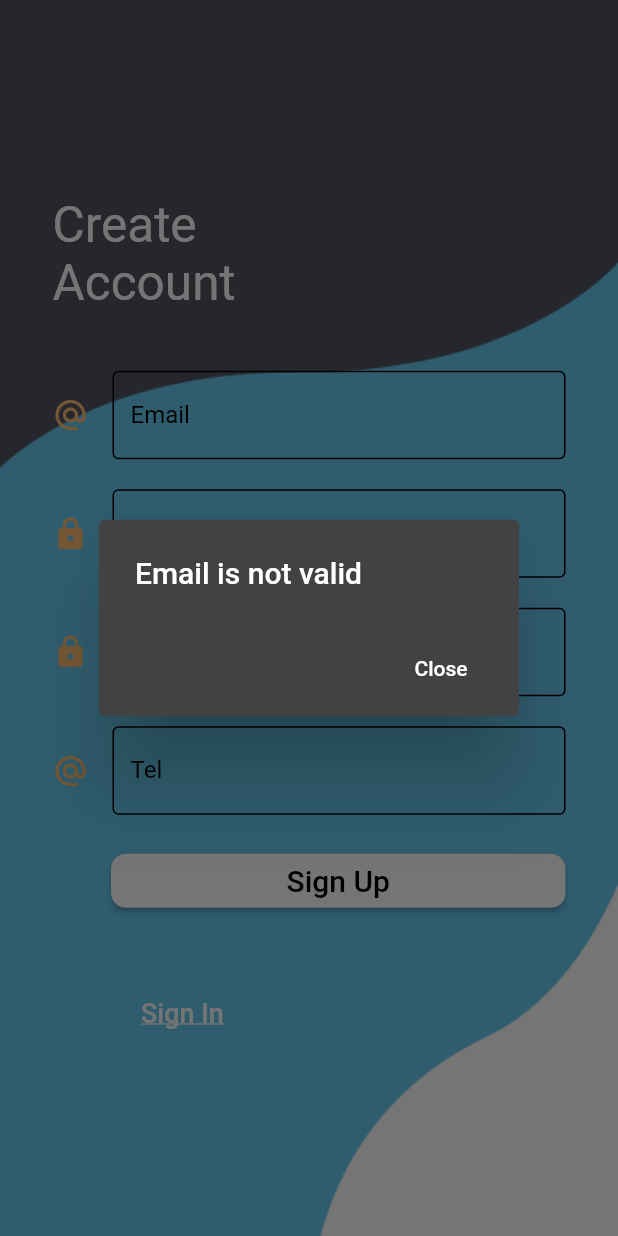
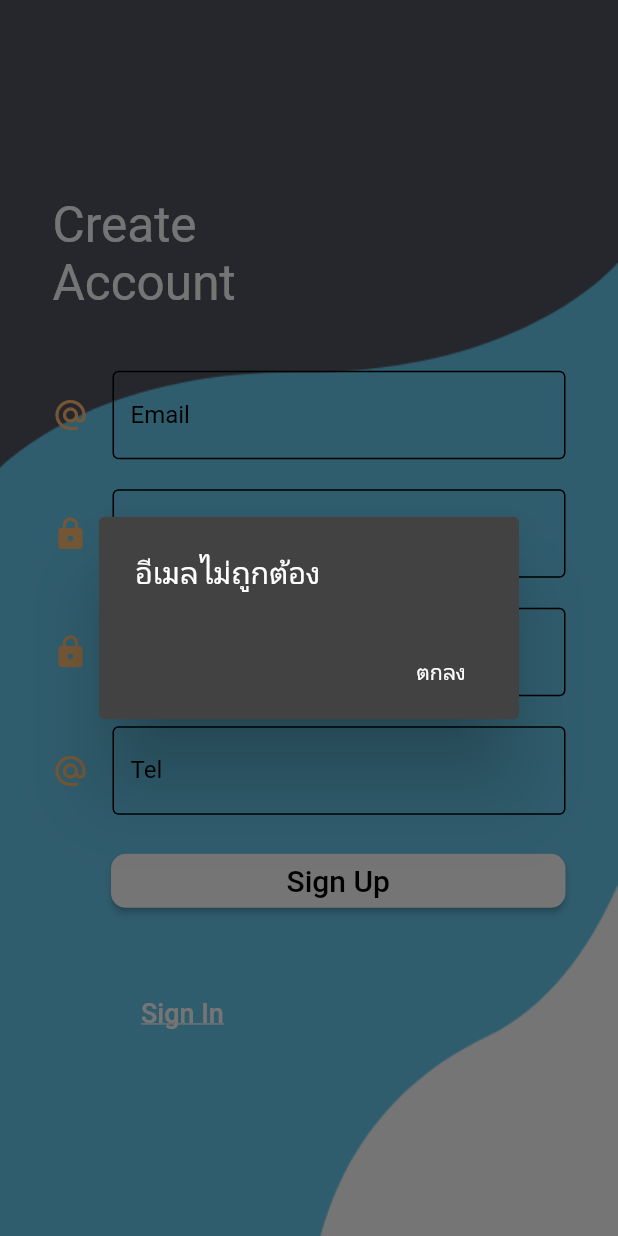
Before and after one commit to tanza4432/ProjectNut, a Flutter app: the SignupScreen screen opened directly, after a tap on "Sign Up", on a phone screen of 412 x 824 dp. Run offline on Flutter 3.47's test engine with Material 2 defaults, Android fonts, the light colour scheme and no system bars; our stand-ins replace carousel_slider, fluttertoast, geolocator, google_maps_flutter, permission_handler.

Commit message:
Update Signup.dart

```diff
--- a/food_ordering_app-main/lib/screens/login/Signup.dart
+++ b/food_ordering_app-main/lib/screens/login/Signup.dart
@@ -81,40 +81,99 @@ class _SignupScreenState extends State<SignupScreen> {
                                         // check if email is valid
                                         if (widget.email.text.contains("@")) {
                                           // check if password is valid
-                                          if (widget.password.text.length > 5) {
+                                          if (widget.password.text.length >= 8) {
                                             // check if password is same
                                             if (widget.password.text ==
                                                 widget.passwordconfirm.text) {
                                               // check if tel is valid
                                               if (widget.tel.text.length == 10) {
-                                                print("Signup Success");
-                                              } else {
-                                                print("Tel is not valid");
-                                              }
-                                            } else {
-                                              print("Password is not same");
-                                            }
-                                          } else {
-                                            print("Password is not valid");
-                                          }
-                                        } else {
-                                          print("Email is not valid");
-                                          // Email is not valid alert message box
-                                          showDialog(
+                                                showDialog(
                                               context: context,
                                               builder: (BuildContext context) {
                                                 return AlertDialog(
-                                                  title: Text("Email is not valid"),
+                                                  title: Text("สมัครสมาชิกเรียบร้อย"),
                                                   actions: [
                                                     FlatButton(
-                                                      child: Text("Close"),
+                                                      child: Text("ตกลง"),
                                                       onPressed: () {
                                                         Navigator.pop(context);
                                                       },
                                                     )
                                                   ],
                                                 );
-                                              },);
+                                              },
+                                              );
+                                              } else {
+                                                showDialog(
+                                              context: context,
+                                              builder: (BuildContext context) {
+                                                return AlertDialog(
+                                                  title: Text("กรุณากรอกเบอร์โทรศัพท์ให้ถูกต้อง"),
+                                                  actions: [
+                                                    FlatButton(
+                                                      child: Text("ตกลง"),
+                                                      onPressed: () {
+                                                        Navigator.pop(context);
+                                                      },
+                                                    )
+                                                  ],
+                                                );
+                                              },
+                                              );
+                                              }
+                                            } else {
+                                              showDialog(
+                                              context: context,
+                                              builder: (BuildContext context) {
+                                                return AlertDialog(
+                                                  title: Text("รหัสผ่านไม่ตรงกัน"),
+                                                  actions: [
+                                                    FlatButton(
+                                                      child: Text("ตกลง"),
+                                                      onPressed: () {
+                                                        Navigator.pop(context);
+                                                      },
+                                                    )
+                                                  ],
+                                                );
+                                              },
+                                              );
+                                            }
+                                          } else {
+                                            showDialog(
+                                              context: context,
+                                              builder: (BuildContext context) {
+                                                return AlertDialog(
+                                                  title: Text("รหัสผ่านต้องมีความยาวอย่างน้อย 8 ตัว"),
+                                                  actions: [
+                                                    FlatButton(
+                                                      child: Text("ตกลง"),
+                                                      onPressed: () {
+                                                        Navigator.pop(context);
+                                                      },
+                                                    )
+                                                  ],
+                                                );
+                                              },
+                                              );
+                                          }
+                                        } else {
+                                          showDialog(
+                                              context: context,
+                                              builder: (BuildContext context) {
+                                                return AlertDialog(
+                                                  title: Text("อีเมลไม่ถูกต้อง"),
+                                                  actions: [
+                                                    FlatButton(
+                                                      child: Text("ตกลง"),
+                                                      onPressed: () {
+                                                        Navigator.pop(context);
+                                                      },
+                                                    )
+                                                  ],
+                                                );
+                                              },
+                                              );
                                         }
                                       },
                                       color: Colors.white,
```
